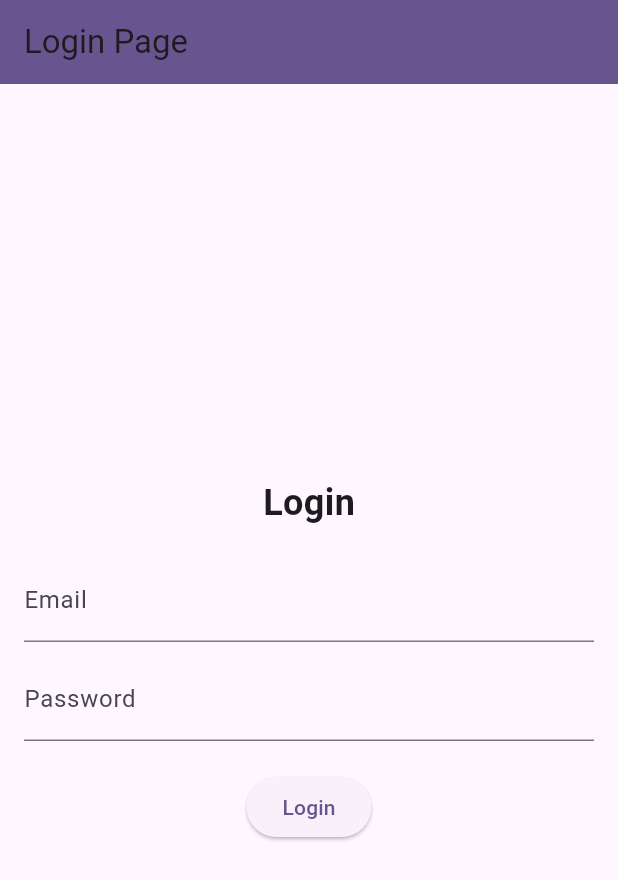
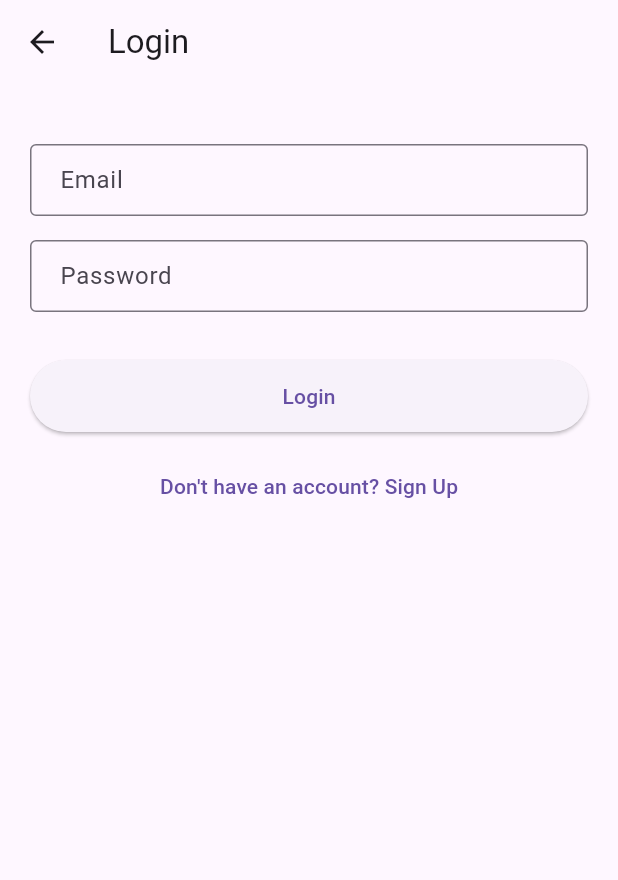
Before and after one commit to Kishoreselvaraj/storeOwner, a Flutter app: the screen it shows after launch, on a phone screen of 412 x 824 dp. Shown: the top 880 px of the screen. Run offline on Flutter 3.47's test engine with Material 3 defaults, Android fonts, the phone set to English and light mode, and no system bars; our stand-ins replace firebase_auth, firebase_core, firebase_database; accounts and stored records are empty.

Commit message:
31/07/2025

```diff
--- /dev/null
+++ b/lib/components/CustomTextField.dart
@@ -0,0 +1,30 @@
+import 'package:flutter/material.dart';
+
+class CustomTextField extends StatelessWidget {
+  final TextEditingController controller;
+  final String label;
+  final bool obscureText;
+  final TextInputType keyboardType;
+
+  const CustomTextField({
+    super.key,
+    required this.controller,
+    required this.label,
+    this.obscureText = false,
+    this.keyboardType = TextInputType.text,
+  });
+
+  @override
+  Widget build(BuildContext context) {
+    return TextField(
+      controller: controller,
+      obscureText: obscureText,
+      keyboardType: keyboardType,
+      decoration: InputDecoration(
+        labelText: label,
+        border: const OutlineInputBorder(),
+        contentPadding: const EdgeInsets.symmetric(horizontal: 16, vertical: 12),
+      ),
+    );
+  }
+}
--- a/lib/main.dart
+++ b/lib/main.dart
@@ -1,9 +1,16 @@
 import 'package:flutter/material.dart';
-import 'screens/storeLogin.dart'; // <-- import LoginPage
+import 'package:firebase_core/firebase_core.dart';
+import 'firebase_options.dart';
+import 'navigation/AppStack.dart';
 
-void main() {
+void main() async {
+  WidgetsFlutterBinding.ensureInitialized();
+  await Firebase.initializeApp(
+    options: DefaultFirebaseOptions.currentPlatform,
+  );
   runApp(const MyApp());
 }
+
 
 class MyApp extends StatelessWidget {
   const MyApp({super.key});
@@ -11,12 +18,8 @@ class MyApp extends StatelessWidget {
   @override
   Widget build(BuildContext context) {
     return MaterialApp(
-      title: 'Flutter Demo',
       debugShowCheckedModeBanner: false,
-      theme: ThemeData(
-        colorScheme: ColorScheme.fromSeed(seedColor: Colors.deepPurple),
-      ),
-      home: const LoginPage(), // <-- show LoginPage first
+      home: const AppStack(),
     );
   }
 }
--- a/lib/navigation/AppStack.dart
+++ b/lib/navigation/AppStack.dart
@@ -0,0 +1,24 @@
+import 'package:flutter/material.dart';
+import 'package:firebase_auth/firebase_auth.dart';
+import 'AuthStack.dart';
+import 'BottomNav.dart';
+
+class AppStack extends StatelessWidget {
+  const AppStack({super.key});
+
+  @override
+  Widget build(BuildContext context) {
+    return StreamBuilder<User?>(
+      stream: FirebaseAuth.instance.authStateChanges(),
+      builder: (context, snapshot) {
+        if (snapshot.connectionState == ConnectionState.waiting) {
+          return const Scaffold(body: Center(child: CircularProgressIndicator()));
+        }
+        if (snapshot.hasData) {
+          return const BottomNav();
+        }
+        return const AuthStack();
+      },
+    );
+  }
+}
--- a/lib/navigation/AuthStack.dart
+++ b/lib/navigation/AuthStack.dart
@@ -0,0 +1,30 @@
+import 'package:flutter/material.dart';
+import '../screens/Auth/Login.dart';
+import '../screens/Auth/SignUp.dart';
+
+class AuthStack extends StatelessWidget {
+  const AuthStack({super.key});
+
+  @override
+  Widget build(BuildContext context) {
+    return Navigator(
+      initialRoute: '/login',
+      onGenerateRoute: (settings) {
+        Widget page;
+        switch (settings.name) {
+          case '/signup':
+            page = const SignupScreen();
+            break;
+          case '/login':
+          default:
+            page = const LoginScreen();
+        }
+
+        return MaterialPageRoute(
+          builder: (_) => page,
+          settings: settings,
+        );
+      },
+    );
+  }
+}
--- /dev/null
+++ b/lib/screens/Auth/Login.dart
@@ -0,0 +1,113 @@
+import 'package:flutter/material.dart';
+import 'package:firebase_auth/firebase_auth.dart';
+import 'package:firebase_database/firebase_database.dart';
+import '../../components/CustomTextField.dart';
+
+class LoginScreen extends StatefulWidget {
+  const LoginScreen({super.key});
+
+  @override
+  State<LoginScreen> createState() => _LoginScreenState();
+}
+
+class _LoginScreenState extends State<LoginScreen> {
+  final emailController = TextEditingController();
+  final passwordController = TextEditingController();
+  bool loading = false;
+  String? error;
+
+  /// Handles user login
+  Future<void> loginUser() async {
+    setState(() {
+      loading = true;
+      error = null;
+    });
+
+    try {
+      // Firebase sign-in
+      final credential = await FirebaseAuth.instance.signInWithEmailAndPassword(
+        email: emailController.text.trim(),
+        password: passwordController.text.trim(),
+      );
+
+      // Check if user data exists in Realtime DB
+      final snapshot = await FirebaseDatabase.instance
+          .ref("Shops/user/${credential.user!.uid}")
+          .get();
+
+      if (snapshot.exists) {
+        // Go to main app (BottomNav)
+        if (!mounted) return;
+        Navigator.pushReplacementNamed(context, '/app');
+      } else {
+        setState(() {
+          error = "User data not found in database.";
+        });
+      }
+    } on FirebaseAuthException catch (e) {
+      setState(() {
+        error = e.message ?? "Login failed.";
+      });
+    } catch (e) {
+      setState(() {
+        error = "Unexpected error: $e";
+      });
+    } finally {
+      setState(() => loading = false);
+    }
+  }
+
+  @override
+  void dispose() {
+    emailController.dispose();
+    passwordController.dispose();
+    super.dispose();
+  }
+
+  @override
+  Widget build(BuildContext context) {
+    return Scaffold(
+      appBar: AppBar(title: const Text("Login")),
+      body: Padding(
+        padding: const EdgeInsets.all(20),
+        child: Column(
+          children: [
+            const SizedBox(height: 20),
+            CustomTextField(
+              controller: emailController,
+              label: "Email",
+              keyboardType: TextInputType.emailAddress,
+            ),
+            const SizedBox(height: 16),
+            CustomTextField(
+              controller: passwordController,
+              label: "Password",
+              obscureText: true,
+            ),
+            const SizedBox(height: 12),
+            if (error != null)
+              Text(
+                error!,
+                style: const TextStyle(color: Colors.red),
+              ),
+            const SizedBox(height: 20),
+            ElevatedButton(
+              onPressed: loading ? null : loginUser,
+              style: ElevatedButton.styleFrom(
+                minimumSize: const Size.fromHeight(48),
+              ),
+              child: loading
+                  ? const CircularProgressIndicator(color: Colors.white)
+                  : const Text("Login"),
+            ),
+            const SizedBox(height: 12),
+            TextButton(
+              onPressed: () => Navigator.pushNamed(context, '/signup'),
+              child: const Text("Don't have an account? Sign Up"),
+            ),
+          ],
+        ),
+      ),
+    );
+  }
+}
--- a/lib/screens/storeLogin.dart
+++ /dev/null
@@ -1,50 +0,0 @@
-// lib/login_page.dart
-import 'package:flutter/material.dart';
-
-class LoginPage extends StatelessWidget {
-  const LoginPage({super.key});
-
-  @override
-  Widget build(BuildContext context) {
-    return Scaffold(
-      appBar: AppBar(
-        title: const Text('Login Page'),
-        backgroundColor: Theme.of(context).colorScheme.primary,
-      ),
-      body: Padding(
-        padding: const EdgeInsets.all(16.0),
-        child: Column(
-          mainAxisAlignment: MainAxisAlignment.center,
-          children: [
-            const Text(
-              'Login',
-              style: TextStyle(fontSize: 24, fontWeight: FontWeight.bold),
-            ),
-            const SizedBox(height: 20),
-            TextField(
-              decoration: const InputDecoration(labelText: 'Email'),
-            ),
-            const SizedBox(height: 10),
-            TextField(
-              obscureText: true,
-              decoration: const InputDecoration(labelText: 'Password'),
-            ),
-            const SizedBox(height: 20),
-            ElevatedButton(
-              onPressed: () {
-                // Navigate to HomePage on login
-                Navigator.push(
-                  context,
-                  MaterialPageRoute(
-                      builder: (context) =>
-                          const Scaffold(body: Center(child: Text('Home Page')))),
-                );
-              },
-              child: const Text('Login'),
-            ),
-          ],
-        ),
-      ),
-    );
-  }
-}
--- a/pubspec.yaml
+++ b/pubspec.yaml
@@ -34,6 +34,9 @@ dependencies:
   # The following adds the Cupertino Icons font to your application.
   # Use with the CupertinoIcons class for iOS style icons.
   cupertino_icons: ^1.0.8
+  firebase_core: ^4.0.0
+  firebase_auth: ^6.0.0
+  firebase_database: ^12.0.0
 
 dev_dependencies:
   flutter_test:
```
Also changed, not shown: lib/navigation/BottomNav.dart (+45 -0 lines), lib/screens/Auth/SignUp.dart (added, +103 -0 lines), lib/screens/Chat/ChatPage.dart (added, +12 -0 lines), lib/screens/Home/HomPage.dart (added, +12 -0 lines), lib/screens/Profile/ProfilePage.dart (added, +28 -0 lines), firebase.json (added), lib/firebase_options.dart (added), pubspec.lock, 6 other files.
